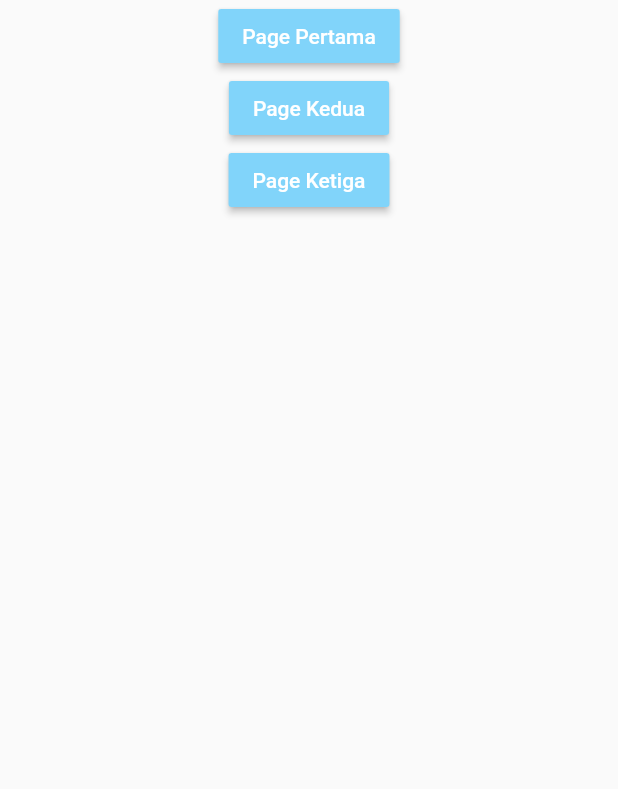
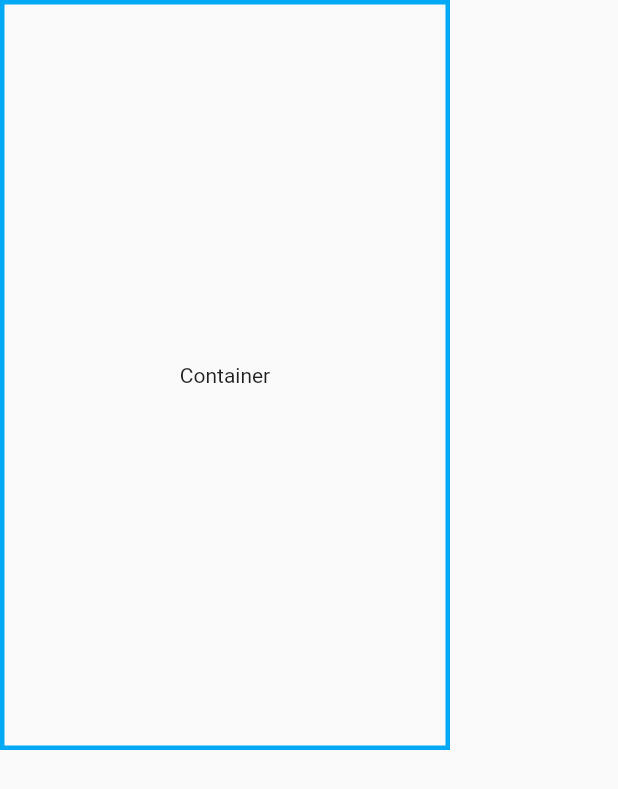
Before and after one commit to nersus15/latihan-flutter, a Flutter app: the screen it shows after launch, on a phone screen of 412 x 824 dp. Shown: the top 789 px of the screen. Run offline on Flutter 3.47's test engine with Material 2 defaults, Android fonts, the phone set to English and light mode, and no system bars.

Commit message:
container widget

```diff
--- a/lib/main.dart
+++ b/lib/main.dart
@@ -26,83 +26,28 @@ class MyApp extends StatelessWidget {
         // closer together (more dense) than on mobile platforms.
         visualDensity: VisualDensity.adaptivePlatformDensity,
       ),
-      home: HomePage(),
+      home: WidgetContainer(),
       debugShowCheckedModeBanner: false,
     );
   }
 }
 
-class HomePage extends StatelessWidget {
-  void buttonPressed(BuildContext context, page) {
-    Navigator.push(context, MaterialPageRoute(builder: (context) => page));
-  }
-
+class WidgetContainer extends StatelessWidget {
   @override
   Widget build(BuildContext context) {
     return Scaffold(
-      body: new Center(
-        child: Column(
-          children: <Widget>[
-            new MaterialButton(
-              onPressed: () {
-                buttonPressed(context, PagePertama());
-              },
-              color: Colors.lightBlue[200],
-              textColor: Colors.white,
-              child: Text('Page Pertama'),
-            ),
-            new MaterialButton(
-              onPressed: () {
-                buttonPressed(context, PageKedua());
-              },
-              color: Colors.lightBlue[200],
-              textColor: Colors.white,
-              child: Text('Page Kedua'),
-            ),
-            new MaterialButton(
-              onPressed: () {
-                buttonPressed(context, PageKetiga());
-              },
-              color: Colors.lightBlue[200],
-              textColor: Colors.white,
-              child: Text('Page Ketiga'),
-            )
-          ],
-        ),
-      ),
+      body: new Container(
+          child: Text('Container'),
+          width: 300.0,
+          height: 500.0,
+          padding: const EdgeInsets.all(20.0),
+          alignment: Alignment.center,
+          foregroundDecoration: new BoxDecoration(
+              color: Colors.transparent,
+              border: Border.all(
+                  color: Colors.lightBlue,
+                  width: 3.0,
+                  style: BorderStyle.solid))),
     );
   }
 }
-
-class PagePertama extends StatelessWidget {
-  @override
-  Widget build(BuildContext context) {
-    return Scaffold(
-      body: new Center(
-        child: Text('Ini Page Pertama'),
-      ),
-    );
-  }
-}
-
-class PageKedua extends StatelessWidget {
-  @override
-  Widget build(BuildContext context) {
-    return Scaffold(
-      body: new Center(
-        child: Text('Ini Page Kedua'),
-      ),
-    );
-  }
-}
-
-class PageKetiga extends StatelessWidget {
-  @override
-  Widget build(BuildContext context) {
-    return Scaffold(
-      body: new Center(
-        child: Text('Ini Page Ketiga'),
-      ),
-    );
-  }
-}
```
